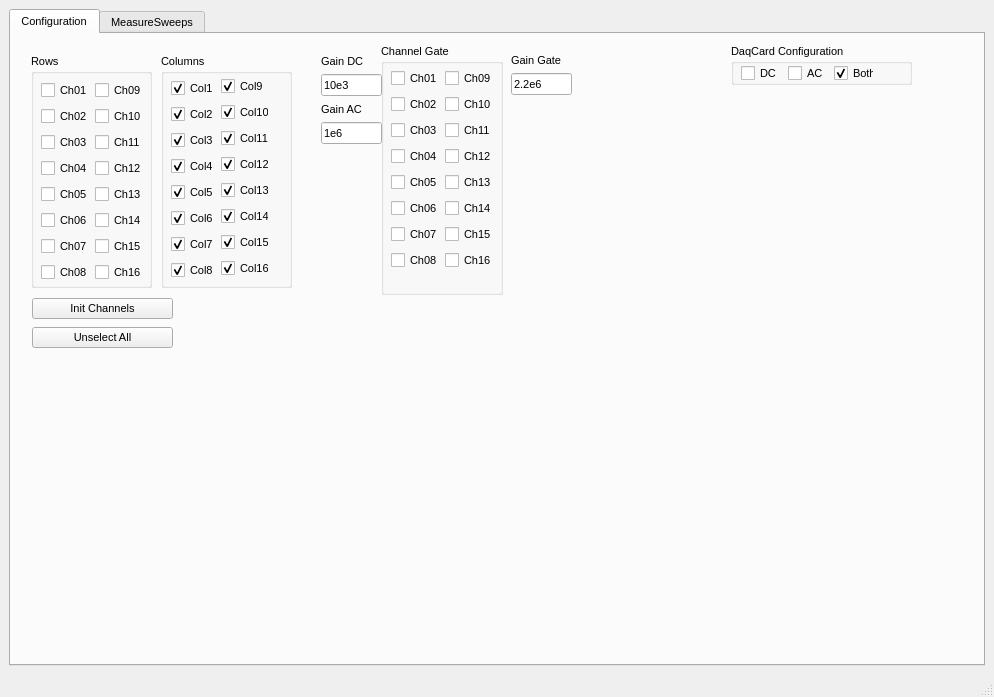
Old version of the form PyTimeMux16x16Charact/Mux16TimeCharactGui.ui in the repository JavierMA19/PyTimeMux16x16Charact.
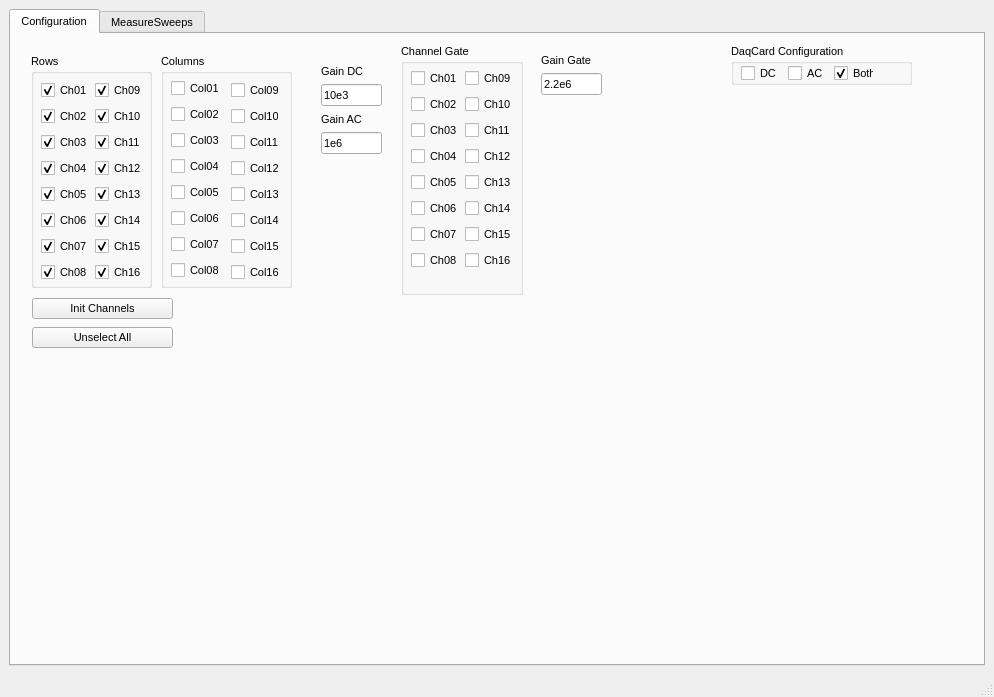
New version of the form.

Patch:
```diff
--- a/PyTimeMux16x16Charact/Mux16TimeCharactGui.ui
+++ b/PyTimeMux16x16Charact/Mux16TimeCharactGui.ui
@@ -80,7 +80,7 @@
         <property name="geometry">
          <rect>
           <x>310</x>
-          <y>20</y>
+          <y>30</y>
           <width>61</width>
           <height>90</height>
          </rect>
@@ -127,7 +127,7 @@
        <widget class="QGroupBox" name="GrChannelGate">
         <property name="geometry">
          <rect>
-          <x>370</x>
+          <x>390</x>
           <y>10</y>
           <width>122</width>
           <height>251</height>
@@ -453,7 +453,7 @@
        <widget class="QWidget" name="layoutWidget_3">
         <property name="geometry">
          <rect>
-          <x>500</x>
+          <x>530</x>
           <y>20</y>
           <width>61</width>
           <height>41</height>
@@ -556,10 +556,10 @@
           </rect>
          </property>
          <property name="text">
-          <string>Col8</string>
+          <string>Col08</string>
          </property>
          <property name="checked">
-          <bool>true</bool>
+          <bool>false</bool>
          </property>
         </widget>
         <widget class="QCheckBox" name="checkBox_35">
@@ -572,10 +572,10 @@
           </rect>
          </property>
          <property name="text">
-          <string>Col4</string>
+          <string>Col04</string>
          </property>
          <property name="checked">
-          <bool>true</bool>
+          <bool>false</bool>
          </property>
         </widget>
         <widget class="QCheckBox" name="checkBox_37">
@@ -588,10 +588,10 @@
           </rect>
          </property>
          <property name="text">
-          <string>Col3</string>
+          <string>Col03</string>
          </property>
          <property name="checked">
-          <bool>true</bool>
+          <bool>false</bool>
          </property>
         </widget>
         <widget class="QCheckBox" name="checkBox_39">
@@ -604,10 +604,10 @@
           </rect>
          </property>
          <property name="text">
-          <string>Col6</string>
+          <string>Col06</string>
          </property>
          <property name="checked">
-          <bool>true</bool>
+          <bool>false</bool>
          </property>
         </widget>
         <widget class="QCheckBox" name="checkBox_41">
@@ -620,10 +620,10 @@
           </rect>
          </property>
          <property name="text">
-          <string>Col7</string>
+          <string>Col07</string>
          </property>
          <property name="checked">
-          <bool>true</bool>
+          <bool>false</bool>
          </property>
         </widget>
         <widget class="QCheckBox" name="checkBox_43">
@@ -636,10 +636,10 @@
           </rect>
          </property>
          <property name="text">
-          <string>Col1</string>
+          <string>Col01</string>
          </property>
          <property name="checked">
-          <bool>true</bool>
+          <bool>false</bool>
          </property>
         </widget>
         <widget class="QCheckBox" name="checkBox_45">
@@ -652,10 +652,10 @@
           </rect>
          </property>
          <property name="text">
-          <string>Col2</string>
+          <string>Col02</string>
          </property>
          <property name="checked">
-          <bool>true</bool>
+          <bool>false</bool>
          </property>
         </widget>
         <widget class="QCheckBox" name="checkBox_48">
@@ -668,17 +668,17 @@
           </rect>
          </property>
          <property name="text">
-          <string>Col5</string>
+          <string>Col05</string>
          </property>
          <property name="checked">
-          <bool>true</bool>
+          <bool>false</bool>
          </property>
         </widget>
         <widget class="QCheckBox" name="checkBox_57">
          <property name="geometry">
           <rect>
-           <x>60</x>
-           <y>128</y>
+           <x>70</x>
+           <y>132</y>
            <width>48</width>
            <height>17</height>
           </rect>
@@ -687,14 +687,14 @@
           <string>Col13</string>
          </property>
          <property name="checked">
-          <bool>true</bool>
+          <bool>false</bool>
          </property>
         </widget>
         <widget class="QCheckBox" name="checkBox_58">
          <property name="geometry">
           <rect>
-           <x>60</x>
-           <y>50</y>
+           <x>70</x>
+           <y>54</y>
            <width>48</width>
            <height>17</height>
           </rect>
@@ -703,14 +703,14 @@
           <string>Col10</string>
          </property>
          <property name="checked">
-          <bool>true</bool>
+          <bool>false</bool>
          </property>
         </widget>
         <widget class="QCheckBox" name="checkBox_59">
          <property name="geometry">
           <rect>
-           <x>60</x>
-           <y>206</y>
+           <x>70</x>
+           <y>210</y>
            <width>48</width>
            <height>17</height>
           </rect>
@@ -719,14 +719,14 @@
           <string>Col16</string>
          </property>
          <property name="checked">
-          <bool>true</bool>
+          <bool>false</bool>
          </property>
         </widget>
         <widget class="QCheckBox" name="checkBox_60">
          <property name="geometry">
           <rect>
-           <x>60</x>
-           <y>76</y>
+           <x>70</x>
+           <y>80</y>
            <width>48</width>
            <height>17</height>
           </rect>
@@ -735,14 +735,14 @@
           <string>Col11</string>
          </property>
          <property name="checked">
-          <bool>true</bool>
+          <bool>false</bool>
          </property>
         </widget>
         <widget class="QCheckBox" name="checkBox_61">
          <property name="geometry">
           <rect>
-           <x>60</x>
-           <y>154</y>
+           <x>70</x>
+           <y>158</y>
            <width>48</width>
            <height>17</height>
           </rect>
@@ -751,30 +751,30 @@
           <string>Col14</string>
          </property>
          <property name="checked">
-          <bool>true</bool>
+          <bool>false</bool>
          </property>
         </widget>
         <widget class="QCheckBox" name="checkBox_62">
          <property name="geometry">
           <rect>
-           <x>60</x>
-           <y>24</y>
+           <x>70</x>
+           <y>28</y>
            <width>48</width>
            <height>17</height>
           </rect>
          </property>
          <property name="text">
-          <string>Col9</string>
+          <string>Col09</string>
          </property>
          <property name="checked">
-          <bool>true</bool>
+          <bool>false</bool>
          </property>
         </widget>
         <widget class="QCheckBox" name="checkBox_63">
          <property name="geometry">
           <rect>
-           <x>60</x>
-           <y>102</y>
+           <x>70</x>
+           <y>106</y>
            <width>48</width>
            <height>17</height>
           </rect>
@@ -783,14 +783,14 @@
           <string>Col12</string>
          </property>
          <property name="checked">
-          <bool>true</bool>
+          <bool>false</bool>
          </property>
         </widget>
         <widget class="QCheckBox" name="checkBox_64">
          <property name="geometry">
           <rect>
-           <x>60</x>
-           <y>180</y>
+           <x>70</x>
+           <y>184</y>
            <width>48</width>
            <height>17</height>
           </rect>
@@ -799,7 +799,7 @@
           <string>Col15</string>
          </property>
          <property name="checked">
-          <bool>true</bool>
+          <bool>false</bool>
          </property>
         </widget>
        </widget>
@@ -828,7 +828,7 @@
           <string>Ch15</string>
          </property>
          <property name="checked">
-          <bool>false</bool>
+          <bool>true</bool>
          </property>
          <property name="autoExclusive">
           <bool>false</bool>
@@ -847,7 +847,7 @@
           <string>Ch02</string>
          </property>
          <property name="checked">
-          <bool>false</bool>
+          <bool>true</bool>
          </property>
          <property name="autoExclusive">
           <bool>false</bool>
@@ -866,7 +866,7 @@
           <string>Ch04</string>
          </property>
          <property name="checked">
-          <bool>false</bool>
+          <bool>true</bool>
          </property>
          <property name="autoExclusive">
           <bool>false</bool>
@@ -885,7 +885,7 @@
           <string>Ch12</string>
          </property>
          <property name="checked">
-          <bool>false</bool>
+          <bool>true</bool>
          </property>
          <property name="autoExclusive">
           <bool>false</bool>
@@ -904,7 +904,7 @@
           <string>Ch05</string>
          </property>
          <property name="checked">
-          <bool>false</bool>
+          <bool>true</bool>
          </property>
          <property name="autoExclusive">
           <bool>false</bool>
@@ -923,7 +923,7 @@
           <string>Ch10</string>
          </property>
          <property name="checked">
-          <bool>false</bool>
+          <bool>true</bool>
          </property>
          <property name="autoExclusive">
           <bool>false</bool>
@@ -942,7 +942,7 @@
           <string>Ch07</string>
          </property>
          <property name="checked">
-          <bool>false</bool>
+          <bool>true</bool>
          </property>
          <property name="autoExclusive">
           <bool>false</bool>
@@ -961,7 +961,7 @@
           <string>Ch14</string>
          </property>
          <property name="checked">
-          <bool>false</bool>
+          <bool>true</bool>
          </property>
          <property name="autoExclusive">
           <bool>false</bool>
@@ -980,7 +980,7 @@
           <string>Ch06</string>
          </property>
          <property name="checked">
-          <bool>false</bool>
+          <bool>true</bool>
          </property>
          <property name="autoExclusive">
           <bool>false</bool>
@@ -999,7 +999,7 @@
           <string>Ch09</string>
          </property>
          <property name="checked">
-          <bool>false</bool>
+          <bool>true</bool>
          </property>
          <property name="autoExclusive">
           <bool>false</bool>
@@ -1018,7 +1018,7 @@
           <string>Ch16</string>
          </property>
          <property name="checked">
-          <bool>false</bool>
+          <bool>true</bool>
          </property>
          <property name="autoExclusive">
           <bool>false</bool>
@@ -1037,7 +1037,7 @@
           <string>Ch08</string>
          </property>
          <property name="checked">
-          <bool>false</bool>
+          <bool>true</bool>
          </property>
          <property name="autoExclusive">
           <bool>false</bool>
@@ -1056,7 +1056,7 @@
           <string>Ch13</string>
          </property>
          <property name="checked">
-          <bool>false</bool>
+          <bool>true</bool>
          </property>
          <property name="autoExclusive">
           <bool>false</bool>
@@ -1075,7 +1075,7 @@
           <string>Ch11</string>
          </property>
          <property name="checked">
-          <bool>false</bool>
+          <bool>true</bool>
          </property>
          <property name="autoExclusive">
           <bool>false</bool>
@@ -1094,7 +1094,7 @@
           <string>Ch01</string>
          </property>
          <property name="checked">
-          <bool>false</bool>
+          <bool>true</bool>
          </property>
          <property name="autoRepeat">
           <bool>false</bool>
@@ -1116,7 +1116,7 @@
           <string>Ch03</string>
          </property>
          <property name="checked">
-          <bool>false</bool>
+          <bool>true</bool>
          </property>
          <property name="autoExclusive">
           <bool>false</bool>
```
